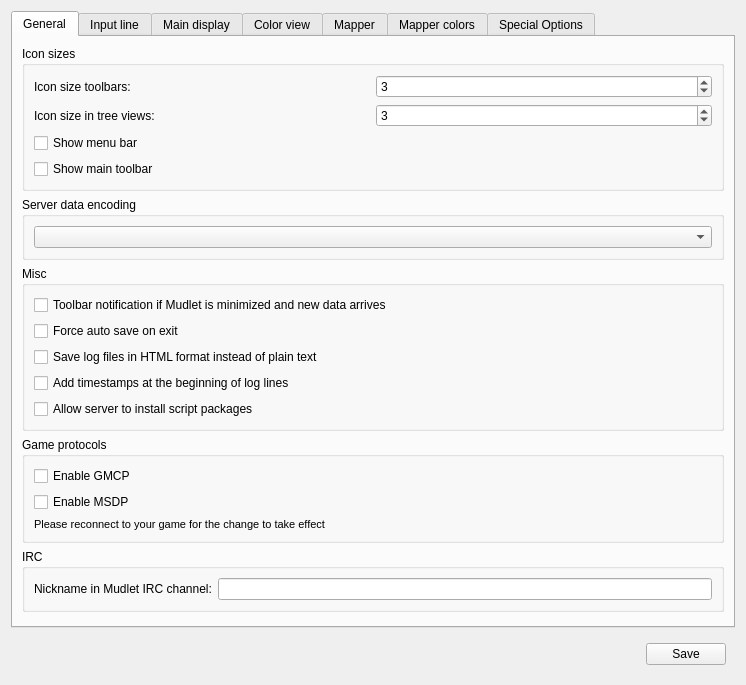
First picture: the form in src/ui/profile_preferences.ui, repository Mudlet/Mudlet, before the edit.
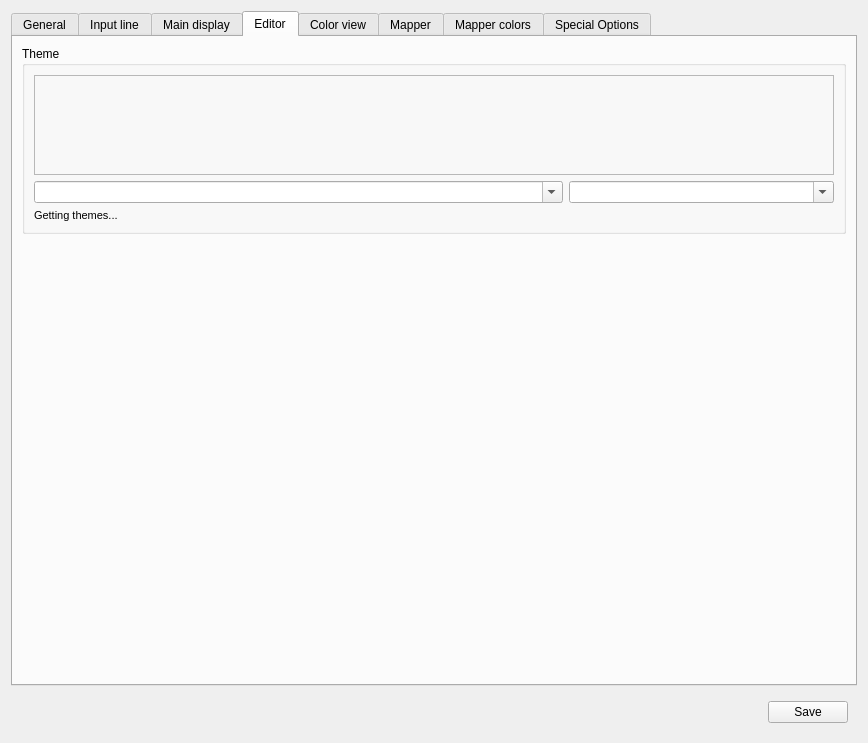
Second picture: the form after the edit. Icons and pictures are not drawn. Custom widgets are drawn as their Qt base class.

```diff
--- a/src/ui/profile_preferences.ui
+++ b/src/ui/profile_preferences.ui
@@ -6,8 +6,8 @@
    <rect>
     <x>0</x>
     <y>0</y>
-    <width>742</width>
-    <height>685</height>
+    <width>868</width>
+    <height>743</height>
    </rect>
   </property>
   <property name="sizePolicy">
@@ -42,7 +42,7 @@
       <enum>QTabWidget::Rounded</enum>
      </property>
      <property name="currentIndex">
-      <number>0</number>
+      <number>3</number>
      </property>
      <widget class="QWidget" name="General">
       <property name="sizePolicy">
@@ -951,6 +951,107 @@
        </item>
       </layout>
      </widget>
+     <widget class="QWidget" name="code_editor_tab">
+      <attribute name="title">
+       <string>Editor</string>
+      </attribute>
+      <layout class="QGridLayout" name="gridLayout_26">
+       <item row="0" column="0">
+        <widget class="QGroupBox" name="code_editor_theme_selection_groupbox">
+         <property name="title">
+          <string>Theme</string>
+         </property>
+         <layout class="QGridLayout" name="gridLayout_25">
+          <item row="0" column="0">
+           <widget class="QFrame" name="frame_3">
+            <property name="minimumSize">
+             <size>
+              <width>500</width>
+              <height>100</height>
+             </size>
+            </property>
+            <property name="frameShape">
+             <enum>QFrame::StyledPanel</enum>
+            </property>
+            <property name="frameShadow">
+             <enum>QFrame::Raised</enum>
+            </property>
+            <layout class="QGridLayout" name="gridLayout_27">
+             <property name="leftMargin">
+              <number>0</number>
+             </property>
+             <property name="topMargin">
+              <number>0</number>
+             </property>
+             <property name="rightMargin">
+              <number>0</number>
+             </property>
+             <property name="bottomMargin">
+              <number>0</number>
+             </property>
+             <property name="spacing">
+              <number>0</number>
+             </property>
+             <item row="0" column="0">
+              <widget class="edbee::TextEditorWidget" name="edbeePreviewWidget" native="true">
+               <property name="font">
+                <font>
+                 <family>Bitstream Vera Sans Mono</family>
+                </font>
+               </property>
+              </widget>
+             </item>
+            </layout>
+           </widget>
+          </item>
+          <item row="1" column="0">
+           <layout class="QHBoxLayout" name="horizontalLayout_8" stretch="2,1">
+            <item>
+             <widget class="QComboBox" name="code_editor_theme_selection_combobox">
+              <property name="editable">
+               <bool>true</bool>
+              </property>
+             </widget>
+            </item>
+            <item>
+             <widget class="QComboBox" name="script_preview_combobox">
+              <property name="editable">
+               <bool>true</bool>
+              </property>
+             </widget>
+            </item>
+           </layout>
+          </item>
+          <item row="2" column="0">
+           <widget class="QLabel" name="theme_download_label">
+            <property name="font">
+             <font>
+              <pointsize>8</pointsize>
+             </font>
+            </property>
+            <property name="text">
+             <string>Getting themes...</string>
+            </property>
+           </widget>
+          </item>
+         </layout>
+        </widget>
+       </item>
+       <item row="1" column="0">
+        <spacer name="verticalSpacer_5">
+         <property name="orientation">
+          <enum>Qt::Vertical</enum>
+         </property>
+         <property name="sizeHint" stdset="0">
+          <size>
+           <width>20</width>
+           <height>40</height>
+          </size>
+         </property>
+        </spacer>
+       </item>
+      </layout>
+     </widget>
      <widget class="QWidget" name="color_view_tab">
       <attribute name="title">
        <string>Color view</string>
@@ -2146,6 +2247,14 @@
    </item>
   </layout>
  </widget>
+ <customwidgets>
+  <customwidget>
+   <class>edbee::TextEditorWidget</class>
+   <extends>QWidget</extends>
+   <header location="global">edbee/texteditorwidget.h</header>
+   <container>1</container>
+  </customwidget>
+ </customwidgets>
  <tabstops>
   <tabstop>show_sent_text_checkbox</tabstop>
   <tabstop>command_separator_lineedit</tabstop>
```
